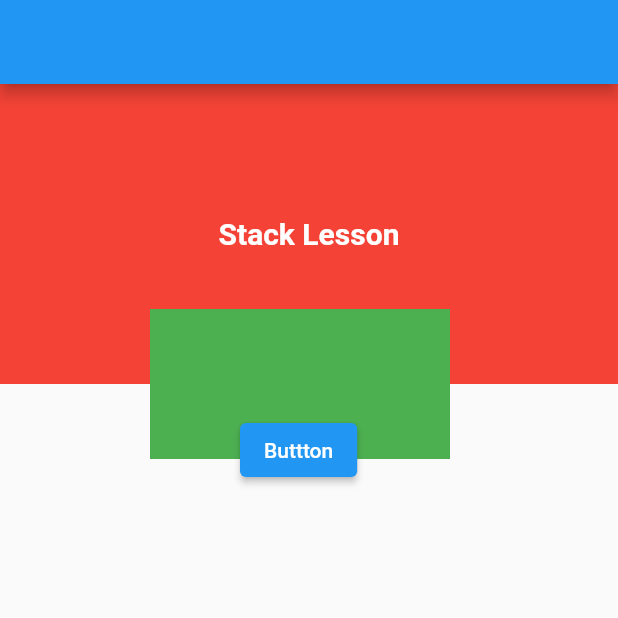
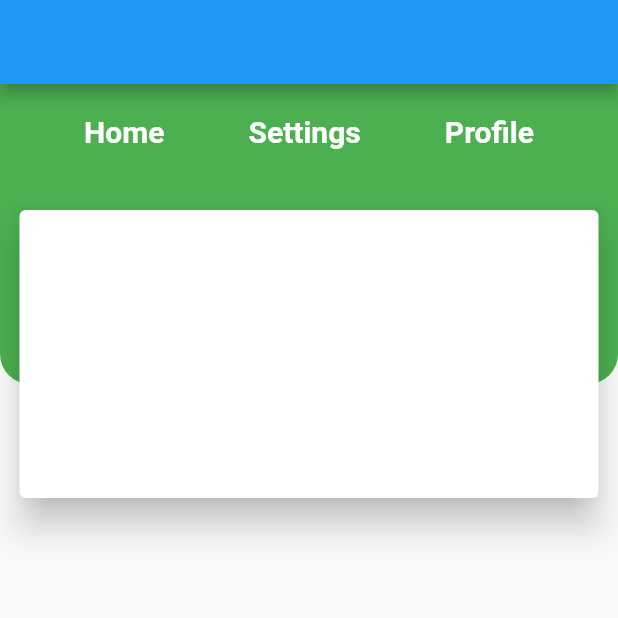
Before and after one commit to MyoMin-Latt/Flutter-Basic-UI, a Flutter app: the screen it shows after launch, on a phone screen of 412 x 824 dp, the top half of it. Run offline on Flutter 3.47's test engine with Material 2 defaults, Android fonts, the phone set to English and light mode, and no system bars.

Commit message:
@12.14 (Stack interactive UI)

```diff
--- a/lib/main.dart
+++ b/lib/main.dart
@@ -12,9 +12,7 @@
 // @12.11 Flutter Basic Widget(Button Part1), ElevatedButton.styleFrom()
 // @12.12 Flutter Basic UI (Button Part 2)
 // @12.13 Flutter Basic UI (Stack Layout), Positioned
-
-
-
+// @12.14 (Stack interactive UI) https://youtu.be/buhVyKjkDtY
 
 import 'package:flutter/material.dart';
 
@@ -43,35 +41,61 @@ class FirstApp extends StatelessWidget {
     return Scaffold(
         appBar: AppBar(),
         body: Stack(
-         alignment: Alignment.center,
           clipBehavior: Clip.none,
           children: [
             Container(
-             color: Colors.red,
+              decoration: BoxDecoration(
+                  color: Colors.green,
+                  borderRadius: BorderRadius.only(
+                      bottomLeft: Radius.circular(20),
+                      bottomRight: Radius.circular(20))),
               width: double.infinity,
               height: 200,
             ),
             Positioned(
-             top : 150,
-             left: 100,
-             child: Container(
-               color: Colors.green,
-               width: 200,
-               height: 100,
+              top: 20,
+              left: 0,
+              right: 0,
+              child: Row(
+                mainAxisAlignment: MainAxisAlignment.spaceEvenly,
+                children: [
+                  Text(
+                    'Home',
+                    style: TextStyle(
+                        color: Colors.white,
+                        fontSize: 20,
+                        fontWeight: FontWeight.bold),
+                  ),
+                  Text(
+                    'Settings',
+                    style: TextStyle(
+                        color: Colors.white,
+                        fontSize: 20,
+                        fontWeight: FontWeight.bold),
+                  ),
+                  Text(
+                    'Profile',
+                    style: TextStyle(
+                        color: Colors.white,
+                        fontSize: 20,
+                        fontWeight: FontWeight.bold),
+                  )
+                ],
               ),
             ),
-           const Text('Stack Lesson',
-           style: TextStyle(color: Colors.white,fontSize: 20,
-           fontWeight: FontWeight.bold),),
             Positioned(
-             top: 220,
-             left: 160,
-             child: ElevatedButton(onPressed: (){},
-             child: const Text('Buttton')))
+              top: 80,
+              left: 9,
+              right: 9,
+              child: Container(
+                height: 200,
+                child: Card(
+                  elevation: 10,
+                  color: Colors.white,
+                ),
+              ),
+            )
           ],
-       ),
-
-       );
+        ));
   }
-
 }
```
Lines whose indentation alone changed are shown as unchanged.
